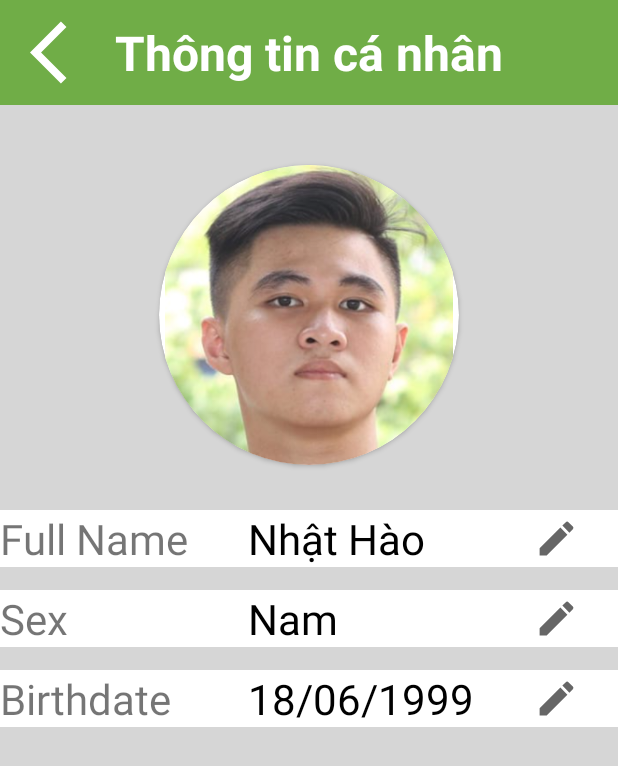
After one commit to Pengi1806/MyFoody, an Android app: the ThongTinCaNhanActivity screen opened directly, with no data from a screen before it, on a phone screen of 412 x 824 dp. The commit adds this screen. Shown: the top 766 px of the screen. Run offline under Robolectric (Android 15) with nearby library versions, the phone set to English and light mode, and no system bars.

Commit message:
Giao diện Thông tin cá nhân + Đổi mật khẩu + Chủ quán
Giao diện Thông tin cá nhân + Đổi mật khẩu + Chủ quán

```diff
--- a/app/src/main/java/hcmute/edu/vn/myfoody/ForgotPassword1.java
+++ b/app/src/main/java/hcmute/edu/vn/myfoody/ForgotPassword1.java
@@ -6,11 +6,12 @@ import android.content.Intent;
 import android.os.Bundle;
 import android.view.View;
 import android.widget.Button;
+import android.widget.ImageButton;
 import android.widget.ImageView;
 
 public class ForgotPassword1 extends AppCompatActivity {
 
-    ImageView imgBackForgotPassword1;
+    ImageButton imgBackForgotPassword1;
     Button btnChangePassword;
 
     @Override
@@ -18,7 +19,7 @@ public class ForgotPassword1 extends AppCompatActivity {
         super.onCreate(savedInstanceState);
         setContentView(R.layout.activity_forgot_password1);
 
-        imgBackForgotPassword1 = (ImageView) findViewById(R.id.imgBackForgotPassword);
+        imgBackForgotPassword1 = (ImageButton) findViewById(R.id.imgBackForgotPassword);
         btnChangePassword = (Button) findViewById(R.id.buttonChangePassword);
 
         imgBackForgotPassword1.setOnClickListener(new View.OnClickListener() {
--- /dev/null
+++ b/app/src/main/java/hcmute/edu/vn/myfoody/ThongTinCaNhanActivity.java
@@ -0,0 +1,27 @@
+package hcmute.edu.vn.myfoody;
+
+import androidx.appcompat.app.AppCompatActivity;
+
+import android.os.Bundle;
+import android.view.View;
+import android.widget.ImageButton;
+
+public class ThongTinCaNhanActivity extends AppCompatActivity {
+
+    ImageButton imgBackThongTinCaNhan;
+
+    @Override
+    protected void onCreate(Bundle savedInstanceState) {
+        super.onCreate(savedInstanceState);
+        setContentView(R.layout.activity_thong_tin_ca_nhan);
+
+        imgBackThongTinCaNhan = (ImageButton) findViewById(R.id.imgBackThongTinCaNhan);
+
+        imgBackThongTinCaNhan.setOnClickListener(new View.OnClickListener() {
+            @Override
+            public void onClick(View view) {
+                finish();
+            }
+        });
+    }
+}
--- /dev/null
+++ b/app/src/main/res/drawable/ic_add_circle.xml
@@ -0,0 +1,5 @@
+<vector android:height="40dp" android:tint="#FFFFFF"
+    android:viewportHeight="24" android:viewportWidth="24"
+    android:width="40dp" xmlns:android="http://schemas.android.com/apk/res/android">
+    <path android:fillColor="@android:color/white" android:pathData="M12,2C6.48,2 2,6.48 2,12s4.48,10 10,10 10,-4.48 10,-10S17.52,2 12,2zM17,13h-4v4h-2v-4L7,13v-2h4L11,7h2v4h4v2z"/>
+</vector>
--- /dev/null
+++ b/app/src/main/res/drawable/ic_back_white.xml
@@ -0,0 +1,5 @@
+<vector android:height="50dp" android:tint="#FFFFFF"
+    android:viewportHeight="24" android:viewportWidth="24"
+    android:width="50dp" xmlns:android="http://schemas.android.com/apk/res/android">
+    <path android:fillColor="@android:color/white" android:pathData="M11.67,3.87L9.9,2.1 0,12l9.9,9.9 1.77,-1.77L3.54,12z"/>
+</vector>
--- /dev/null
+++ b/app/src/main/res/drawable/ic_edit.xml
@@ -0,0 +1,5 @@
+<vector android:height="30dp" android:tint="?attr/colorControlNormal"
+    android:viewportHeight="24" android:viewportWidth="24"
+    android:width="30dp" xmlns:android="http://schemas.android.com/apk/res/android">
+    <path android:fillColor="@android:color/white" android:pathData="M3,17.25V21h3.75L17.81,9.94l-3.75,-3.75L3,17.25zM20.71,7.04c0.39,-0.39 0.39,-1.02 0,-1.41l-2.34,-2.34c-0.39,-0.39 -1.02,-0.39 -1.41,0l-1.83,1.83 3.75,3.75 1.83,-1.83z"/>
+</vector>
--- /dev/null
+++ b/app/src/main/res/layout/activity_thong_tin_ca_nhan.xml
@@ -0,0 +1,147 @@
+<?xml version="1.0" encoding="utf-8"?>
+<androidx.constraintlayout.widget.ConstraintLayout xmlns:android="http://schemas.android.com/apk/res/android"
+    xmlns:app="http://schemas.android.com/apk/res-auto"
+    xmlns:tools="http://schemas.android.com/tools"
+    android:layout_width="match_parent"
+    android:layout_height="match_parent"
+    android:background="#D6D6D6"
+    tools:context=".ThongTinCaNhanActivity">
+
+    <RelativeLayout
+        android:id="@+id/actionBarThongTinCaNhan"
+        android:layout_width="match_parent"
+        android:paddingHorizontal="20dp"
+        android:layout_height="70dp"
+        android:background="#70ad47"
+        app:layout_constraintTop_toTopOf="parent">
+
+        <ImageButton
+            android:id="@+id/imgBackThongTinCaNhan"
+            android:src="@drawable/ic_back_white"
+            android:background="#70ad47"
+            android:layout_width="wrap_content"
+            android:layout_height="match_parent" />
+
+        <TextView
+            android:gravity="center"
+            android:id="@+id/textViewThongTinCaNhan"
+            android:text="Thông tin cá nhân"
+            android:textStyle="bold"
+            android:textSize="32sp"
+            android:textColor="@color/white"
+            android:layout_width="match_parent"
+            android:layout_height="match_parent"/>
+    </RelativeLayout>
+
+    <androidx.cardview.widget.CardView
+        android:id="@+id/containerImageThongTinCaNhan"
+        android:layout_marginTop="40dp"
+        android:layout_width="200dp"
+        android:layout_height="200dp"
+        app:cardCornerRadius="100dp"
+        app:layout_constraintTop_toBottomOf="@+id/actionBarThongTinCaNhan"
+        app:layout_constraintLeft_toLeftOf="parent"
+        app:layout_constraintRight_toRightOf="parent">
+
+        <ImageView
+            android:id="@+id/imgThongTinCaNhan"
+            android:src="@drawable/capture"
+            android:layout_width="wrap_content"
+            android:layout_height="wrap_content" />
+    </androidx.cardview.widget.CardView>
+
+    <LinearLayout
+        android:id="@+id/containerFullName"
+        android:layout_marginTop="30dp"
+        android:layout_width="match_parent"
+        android:layout_height="wrap_content"
+        android:background="@color/white"
+        android:orientation="horizontal"
+        app:layout_constraintTop_toBottomOf="@id/containerImageThongTinCaNhan">
+        <TextView
+            android:id="@+id/textViewFullNameTitle"
+            android:layout_weight="3"
+            android:text="Full Name"
+            android:textSize="28sp"
+            android:layout_width="match_parent"
+            android:layout_height="match_parent"/>
+        <TextView
+            android:id="@+id/txtViewFullName"
+            android:layout_weight="3"
+            android:textColor="@color/black"
+            android:text="Nhật Hào"
+            android:textSize="28sp"
+            android:layout_width="match_parent"
+            android:layout_height="match_parent" />
+        <ImageButton
+            android:id="@+id/imgEditFullName"
+            android:layout_weight="4"
+            android:src="@drawable/ic_edit"
+            android:background="@color/white"
+            android:layout_width="match_parent"
+            android:layout_height="match_parent"/>
+    </LinearLayout>
+
+    <LinearLayout
+        android:id="@+id/containerSex"
+        android:layout_width="match_parent"
+        android:layout_height="wrap_content"
+        android:orientation="horizontal"
+        android:layout_marginTop="15dp"
+        android:background="@color/white"
+        app:layout_constraintTop_toBottomOf="@id/containerFullName">
+        <TextView
+            android:id="@+id/textViewSexTitle"
+            android:layout_weight="3"
+            android:text="Sex"
+            android:textSize="28sp"
+            android:layout_width="match_parent"
+            android:layout_height="match_parent"/>
+        <TextView
+            android:id="@+id/textViewSex"
+            android:layout_weight="3"
+            android:textColor="@color/black"
+            android:text="Nam"
+            android:textSize="28sp"
+            android:layout_width="match_parent"
+            android:layout_height="match_parent" />
+        <ImageButton
+            android:id="@+id/imgEditSex"
+            android:layout_weight="4"
+            android:src="@drawable/ic_edit"
+            android:background="@color/white"
+            android:layout_width="match_parent"
+            android:layout_height="match_parent"/>
+    </LinearLayout>
+    <LinearLayout
+        android:id="@+id/containerBirthdate"
+        android:layout_width="match_parent"
+        android:layout_height="wrap_content"
+        android:orientation="horizontal"
+        android:layout_marginTop="15dp"
+        android:background="@color/white"
+        app:layout_constraintTop_toBottomOf="@id/containerSex">
+        <TextView
+            android:id="@+id/textViewBirthdateTitle"
+            android:layout_weight="3"
+            android:text="Birthdate"
+            android:textSize="28sp"
+            android:layout_width="match_parent"
+            android:layout_height="match_parent"/>
+        <TextView
+            android:id="@+id/textViewBirthdate"
+            android:layout_weight="3"
+            android:textColor="@color/black"
+            android:text="18/06/1999"
+            android:textSize="28sp"
+            android:layout_width="match_parent"
+            android:layout_height="wrap_content" />
+        <ImageButton
+            android:id="@+id/imgEditBirthdate"
+            android:layout_weight="4"
+            android:src="@drawable/ic_edit"
+            android:background="@color/white"
+            android:layout_width="match_parent"
+            android:layout_height="match_parent"/>
+    </LinearLayout>
+</androidx.constraintlayout.widget.ConstraintLayout>
```
Also changed, not shown: app/src/main/AndroidManifest.xml (+9 -0 lines), app/src/main/java/hcmute/edu/vn/myfoody/AccountFragment.java (+30 -1 lines), app/src/main/java/hcmute/edu/vn/myfoody/ChangePasswordActivity.java (added, +37 -0 lines), app/src/main/java/hcmute/edu/vn/myfoody/ChuQuanActivity.java (added, +35 -0 lines), app/src/main/res/layout/activity_change_password.xml (added, +86 -0 lines), app/src/main/res/layout/activity_chu_quan.xml (added, +49 -0 lines), app/src/main/res/menu/custom_menu_chuquan.xml (added, +12 -0 lines).
